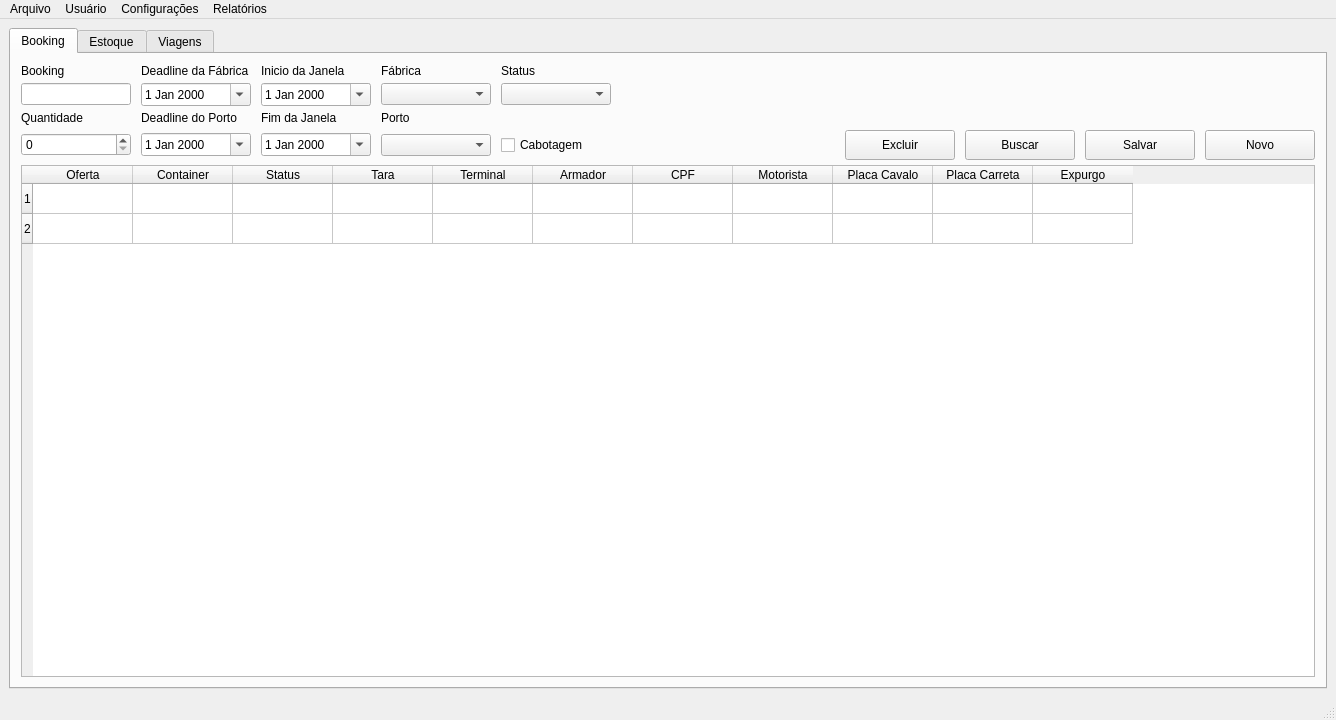
Above: GUI/MainWindow/MainWindow.ui from Aniroth/WM-Lages before the change. Below: the same form after it.
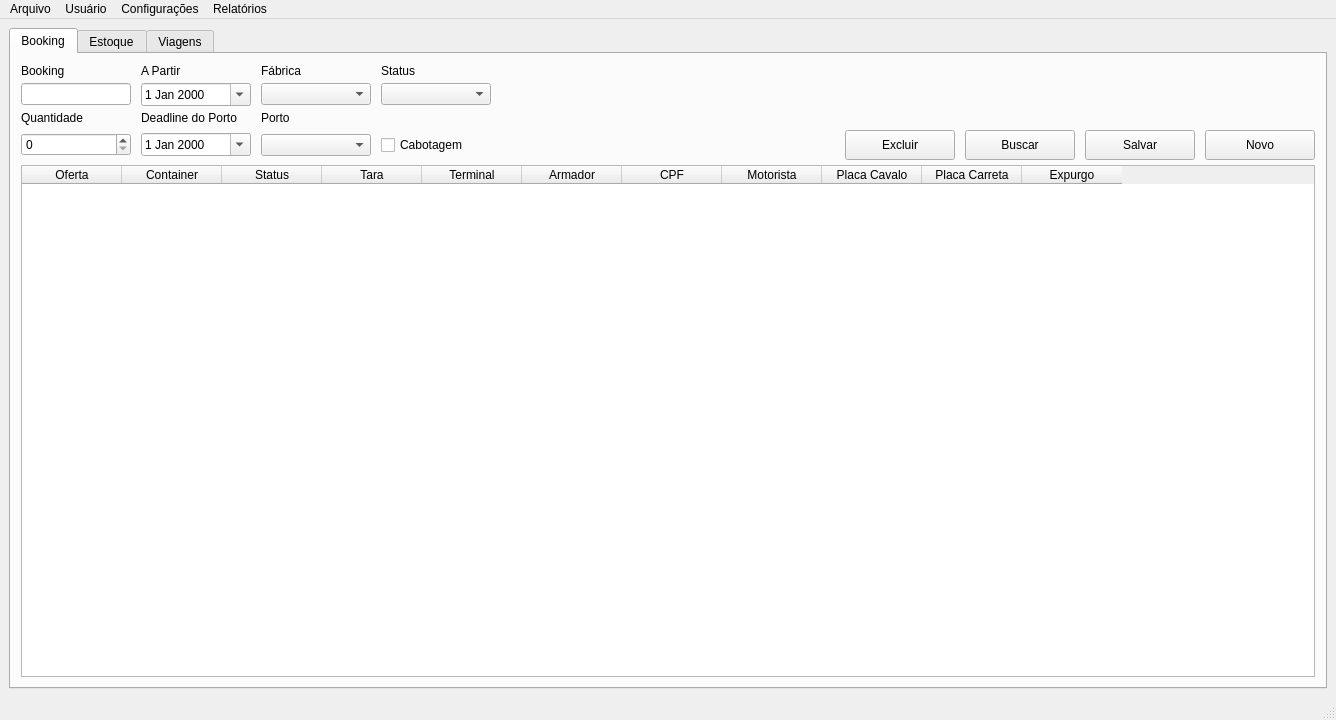
That is the form after the change.

The edit to the form file:
```diff
--- a/GUI/MainWindow/MainWindow.ui
+++ b/GUI/MainWindow/MainWindow.ui
@@ -55,7 +55,7 @@
         <property name="verticalSpacing">
          <number>5</number>
         </property>
-        <item row="5" column="4">
+        <item row="5" column="3">
          <widget class="QCheckBox" name="CHB_Cabotagem">
           <property name="sizePolicy">
            <sizepolicy hsizetype="Fixed" vsizetype="Fixed">
@@ -80,7 +80,7 @@
           </property>
          </widget>
         </item>
-        <item row="1" column="3">
+        <item row="1" column="2">
          <widget class="QComboBox" name="CBX_Fabrica">
           <property name="sizePolicy">
            <sizepolicy hsizetype="Fixed" vsizetype="Fixed">
@@ -102,7 +102,7 @@
           </property>
          </widget>
         </item>
-        <item row="10" column="0" colspan="11">
+        <item row="10" column="0" colspan="10">
          <widget class="QTableWidget" name="TABLE_Status">
           <property name="sizePolicy">
            <sizepolicy hsizetype="Expanding" vsizetype="Expanding">
@@ -119,16 +119,6 @@
           <property name="sortingEnabled">
            <bool>true</bool>
           </property>
-          <row>
-           <property name="text">
-            <string>1</string>
-           </property>
-          </row>
-          <row>
-           <property name="text">
-            <string>2</string>
-           </property>
-          </row>
           <column>
            <property name="text">
             <string>Oferta</string>
@@ -186,57 +176,7 @@
           </column>
          </widget>
         </item>
-        <item row="1" column="2">
-         <widget class="QDateEdit" name="DATE_InicioJanela">
-          <property name="sizePolicy">
-           <sizepolicy hsizetype="Fixed" vsizetype="Fixed">
-            <horstretch>0</horstretch>
-            <verstretch>0</verstretch>
-           </sizepolicy>
-          </property>
-          <property name="minimumSize">
-           <size>
-            <width>110</width>
-            <height>0</height>
-           </size>
-          </property>
-          <property name="maximumSize">
-           <size>
-            <width>110</width>
-            <height>16777215</height>
-           </size>
-          </property>
-          <property name="calendarPopup">
-           <bool>true</bool>
-          </property>
-         </widget>
-        </item>
         <item row="0" column="2">
-         <widget class="QLabel" name="LBL_InicioJanela">
-          <property name="sizePolicy">
-           <sizepolicy hsizetype="Fixed" vsizetype="Fixed">
-            <horstretch>0</horstretch>
-            <verstretch>0</verstretch>
-           </sizepolicy>
-          </property>
-          <property name="minimumSize">
-           <size>
-            <width>110</width>
-            <height>0</height>
-           </size>
-          </property>
-          <property name="maximumSize">
-           <size>
-            <width>110</width>
-            <height>16777215</height>
-           </size>
-          </property>
-          <property name="text">
-           <string>Inicio da Janela</string>
-          </property>
-         </widget>
-        </item>
-        <item row="0" column="3">
          <widget class="QLabel" name="LBL_Fabrica">
           <property name="sizePolicy">
            <sizepolicy hsizetype="Fixed" vsizetype="Fixed">
@@ -261,7 +201,7 @@
           </property>
          </widget>
         </item>
-        <item row="3" column="3">
+        <item row="3" column="2">
          <widget class="QLabel" name="LBL_Porto">
           <property name="sizePolicy">
            <sizepolicy hsizetype="Fixed" vsizetype="Fixed">
@@ -286,102 +226,8 @@
           </property>
          </widget>
         </item>
-        <item row="3" column="2">
-         <widget class="QLabel" name="LBL_FimJanela">
-          <property name="sizePolicy">
-           <sizepolicy hsizetype="Fixed" vsizetype="Fixed">
-            <horstretch>0</horstretch>
-            <verstretch>0</verstretch>
-           </sizepolicy>
-          </property>
-          <property name="minimumSize">
-           <size>
-            <width>110</width>
-            <height>0</height>
-           </size>
-          </property>
-          <property name="maximumSize">
-           <size>
-            <width>110</width>
-            <height>16777215</height>
-           </size>
-          </property>
-          <property name="text">
-           <string>Fim da Janela</string>
-          </property>
-         </widget>
-        </item>
-        <item row="5" column="1">
-         <widget class="QDateEdit" name="DATE_DL_Porto">
-          <property name="sizePolicy">
-           <sizepolicy hsizetype="Fixed" vsizetype="Fixed">
-            <horstretch>0</horstretch>
-            <verstretch>0</verstretch>
-           </sizepolicy>
-          </property>
-          <property name="minimumSize">
-           <size>
-            <width>110</width>
-            <height>0</height>
-           </size>
-          </property>
-          <property name="maximumSize">
-           <size>
-            <width>110</width>
-            <height>16777215</height>
-           </size>
-          </property>
-          <property name="calendarPopup">
-           <bool>true</bool>
-          </property>
-         </widget>
-        </item>
-        <item row="1" column="4">
-         <widget class="QComboBox" name="CBX_Status">
-          <property name="sizePolicy">
-           <sizepolicy hsizetype="Fixed" vsizetype="Fixed">
-            <horstretch>0</horstretch>
-            <verstretch>0</verstretch>
-           </sizepolicy>
-          </property>
-          <property name="minimumSize">
-           <size>
-            <width>110</width>
-            <height>0</height>
-           </size>
-          </property>
-          <property name="maximumSize">
-           <size>
-            <width>110</width>
-            <height>16777215</height>
-           </size>
-          </property>
-         </widget>
-        </item>
-        <item row="5" column="3">
-         <widget class="QComboBox" name="CBX_Porto">
-          <property name="sizePolicy">
-           <sizepolicy hsizetype="Fixed" vsizetype="Fixed">
-            <horstretch>0</horstretch>
-            <verstretch>0</verstretch>
-           </sizepolicy>
-          </property>
-          <property name="minimumSize">
-           <size>
-            <width>110</width>
-            <height>0</height>
-           </size>
-          </property>
-          <property name="maximumSize">
-           <size>
-            <width>110</width>
-            <height>16777215</height>
-           </size>
-          </property>
-         </widget>
-        </item>
         <item row="5" column="2">
-         <widget class="QDateEdit" name="DATE_FimJanela">
+         <widget class="QComboBox" name="CBX_Porto">
           <property name="sizePolicy">
            <sizepolicy hsizetype="Fixed" vsizetype="Fixed">
             <horstretch>0</horstretch>
@@ -400,38 +246,16 @@
             <height>16777215</height>
            </size>
           </property>
-          <property name="calendarPopup">
-           <bool>true</bool>
-          </property>
          </widget>
         </item>
-        <item row="0" column="1">
-         <widget class="QLabel" name="LBL_DL_Fabrica">
+        <item row="1" column="3">
+         <widget class="QComboBox" name="CBX_Status">
           <property name="sizePolicy">
            <sizepolicy hsizetype="Fixed" vsizetype="Fixed">
             <horstretch>0</horstretch>
             <verstretch>0</verstretch>
            </sizepolicy>
           </property>
-          <property name="maximumSize">
-           <size>
-            <width>110</width>
-            <height>16777215</height>
-           </size>
-          </property>
-          <property name="text">
-           <string>Deadline da Fábrica</string>
-          </property>
-         </widget>
-        </item>
-        <item row="1" column="1">
-         <widget class="QDateEdit" name="DATE_DL_Fabrica">
-          <property name="sizePolicy">
-           <sizepolicy hsizetype="Fixed" vsizetype="Fixed">
-            <horstretch>0</horstretch>
-            <verstretch>0</verstretch>
-           </sizepolicy>
-          </property>
           <property name="minimumSize">
            <size>
             <width>110</width>
@@ -444,13 +268,10 @@
             <height>16777215</height>
            </size>
           </property>
-          <property name="calendarPopup">
-           <bool>true</bool>
-          </property>
          </widget>
         </item>
-        <item row="0" column="4">
-         <widget class="QLabel" name="LBL_Status">
+        <item row="5" column="1">
+         <widget class="QDateEdit" name="DATE_DL_Porto">
           <property name="sizePolicy">
            <sizepolicy hsizetype="Fixed" vsizetype="Fixed">
             <horstretch>0</horstretch>
@@ -469,8 +290,8 @@
             <height>16777215</height>
            </size>
           </property>
-          <property name="text">
-           <string>Status</string>
+          <property name="calendarPopup">
+           <bool>true</bool>
           </property>
          </widget>
         </item>
@@ -493,18 +314,37 @@
           </property>
          </widget>
         </item>
-        <item row="5" column="10">
-         <widget class="QPushButton" name="PBT_Novo">
+        <item row="0" column="1">
+         <widget class="QLabel" name="LBL_Apartir">
           <property name="sizePolicy">
            <sizepolicy hsizetype="Fixed" vsizetype="Fixed">
             <horstretch>0</horstretch>
             <verstretch>0</verstretch>
            </sizepolicy>
           </property>
+          <property name="maximumSize">
+           <size>
+            <width>110</width>
+            <height>16777215</height>
+           </size>
+          </property>
+          <property name="text">
+           <string>A Partir</string>
+          </property>
+         </widget>
+        </item>
+        <item row="1" column="1">
+         <widget class="QDateEdit" name="DATE_Apartir">
+          <property name="sizePolicy">
+           <sizepolicy hsizetype="Fixed" vsizetype="Fixed">
+            <horstretch>0</horstretch>
+            <verstretch>0</verstretch>
+           </sizepolicy>
+          </property>
           <property name="minimumSize">
            <size>
             <width>110</width>
-            <height>30</height>
+            <height>0</height>
            </size>
           </property>
           <property name="maximumSize">
@@ -513,13 +353,13 @@
             <height>16777215</height>
            </size>
           </property>
-          <property name="text">
-           <string>Novo</string>
+          <property name="calendarPopup">
+           <bool>true</bool>
           </property>
          </widget>
         </item>
-        <item row="5" column="9">
-         <widget class="QPushButton" name="PBT_Salvar">
+        <item row="0" column="3">
+         <widget class="QLabel" name="LBL_Status">
           <property name="sizePolicy">
            <sizepolicy hsizetype="Fixed" vsizetype="Fixed">
             <horstretch>0</horstretch>
@@ -529,7 +369,7 @@
           <property name="minimumSize">
            <size>
             <width>110</width>
-            <height>30</height>
+            <height>0</height>
            </size>
           </property>
           <property name="maximumSize">
@@ -539,11 +379,11 @@
            </size>
           </property>
           <property name="text">
-           <string>Salvar</string>
+           <string>Status</string>
           </property>
          </widget>
         </item>
-        <item row="5" column="8">
+        <item row="5" column="7">
          <widget class="QPushButton" name="PBT_Buscar">
           <property name="sizePolicy">
            <sizepolicy hsizetype="Fixed" vsizetype="Fixed">
@@ -568,7 +408,7 @@
           </property>
          </widget>
         </item>
-        <item row="5" column="7">
+        <item row="5" column="6">
          <widget class="QPushButton" name="PBT_Excluir">
           <property name="sizePolicy">
            <sizepolicy hsizetype="Fixed" vsizetype="Fixed">
@@ -593,6 +433,70 @@
           </property>
          </widget>
         </item>
+        <item row="5" column="8">
+         <widget class="QPushButton" name="PBT_Salvar">
+          <property name="sizePolicy">
+           <sizepolicy hsizetype="Fixed" vsizetype="Fixed">
+            <horstretch>0</horstretch>
+            <verstretch>0</verstretch>
+           </sizepolicy>
+          </property>
+          <property name="minimumSize">
+           <size>
+            <width>110</width>
+            <height>30</height>
+           </size>
+          </property>
+          <property name="maximumSize">
+           <size>
+            <width>110</width>
+            <height>16777215</height>
+           </size>
+          </property>
+          <property name="text">
+           <string>Salvar</string>
+          </property>
+         </widget>
+        </item>
+        <item row="5" column="9">
+         <widget class="QPushButton" name="PBT_Novo">
+          <property name="sizePolicy">
+           <sizepolicy hsizetype="Fixed" vsizetype="Fixed">
+            <horstretch>0</horstretch>
+            <verstretch>0</verstretch>
+           </sizepolicy>
+          </property>
+          <property name="minimumSize">
+           <size>
+            <width>110</width>
+            <height>30</height>
+           </size>
+          </property>
+          <property name="maximumSize">
+           <size>
+            <width>110</width>
+            <height>16777215</height>
+           </size>
+          </property>
+          <property name="text">
+           <string>Novo</string>
+          </property>
+         </widget>
+        </item>
+        <item row="3" column="0">
+         <widget class="QLabel" name="LBL_QtdePedido">
+          <property name="text">
+           <string>Quantidade</string>
+          </property>
+         </widget>
+        </item>
+        <item row="5" column="0">
+         <widget class="QSpinBox" name="SBX_QtdePedido">
+          <property name="maximum">
+           <number>1000</number>
+          </property>
+         </widget>
+        </item>
         <item row="0" column="0">
          <widget class="QLabel" name="LBL_Booking">
           <property name="sizePolicy">
@@ -643,20 +547,6 @@
           </property>
          </widget>
         </item>
-        <item row="3" column="0">
-         <widget class="QLabel" name="LBL_QtdePedido">
-          <property name="text">
-           <string>Quantidade</string>
-          </property>
-         </widget>
-        </item>
-        <item row="5" column="0">
-         <widget class="QSpinBox" name="SBX_QtdePedido">
-          <property name="maximum">
-           <number>1000</number>
-          </property>
-         </widget>
-        </item>
        </layout>
       </widget>
       <widget class="QWidget" name="TAB_Estoque">
```
Left out of the diff: 4 changed lines with no effect on the pictures.
